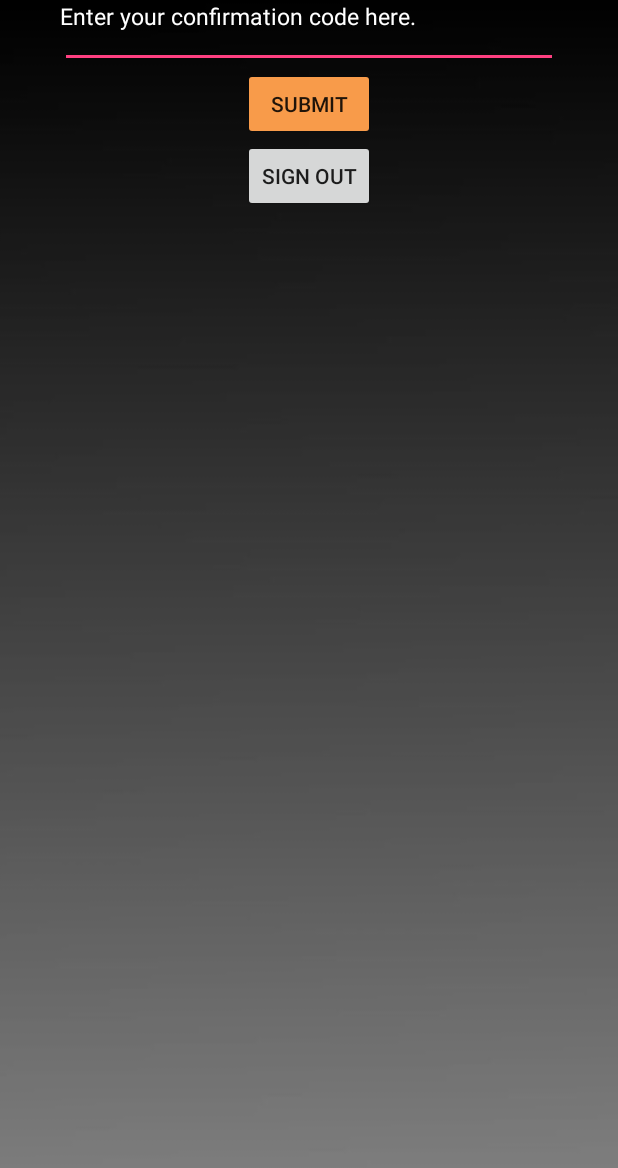
After one commit to ohjay/Floxx, an Android app: the ConfirmationActivity screen opened directly, with no data from a screen before it, on a phone screen of 412 x 824 dp. The commit adds this screen. Shown: the top 1168 px of the screen. Run offline under Robolectric (Android 15) with nearby library versions, the phone set to English and light mode, and no system bars; libraries missing offline, so code that uses them is left out: com.firebase.client.

Commit message:
Email sending works! Hallelujah! Also implemented confirmation screen

```diff
--- /dev/null
+++ b/app/src/main/java/co/floxx/floxx/ConfirmationActivity.java
@@ -0,0 +1,109 @@
+package co.floxx.floxx;
+
+import android.content.Intent;
+import android.os.Bundle;
+import android.support.v7.app.AppCompatActivity;
+import android.util.Log;
+import android.view.View;
+import android.widget.Button;
+import android.widget.EditText;
+import android.widget.Toast;
+
+import com.firebase.client.DataSnapshot;
+import com.firebase.client.Firebase;
+import com.firebase.client.FirebaseError;
+import com.firebase.client.Query;
+import com.firebase.client.ValueEventListener;
+
+import java.util.ArrayList;
+
+public class ConfirmationActivity extends AppCompatActivity {
+
+    @Override
+    public void onBackPressed() {
+        super.onBackPressed();
+        new Firebase("https://floxx.firebaseio.com/").unauth();
+    }
+
+    @Override
+    protected void onCreate(Bundle savedInstanceState) {
+        super.onCreate(savedInstanceState);
+        setContentView(R.layout.activity_confirmation);
+
+        Intent intent = getIntent();
+        final String vcode = intent.getStringExtra("vcode");
+        final String username = intent.getStringExtra("username");
+        final EditText confEntry = (EditText) findViewById(R.id.conf_entry);
+
+        Button submitButton = (Button) findViewById(R.id.conf_submit);
+        submitButton.setOnClickListener(new View.OnClickListener() {
+            public void onClick(View view) {
+                String entry = confEntry.getText().toString();
+                if (entry.toUpperCase().equals(vcode.toUpperCase())) {
+                    // All right! Confirmed :)
+                    Firebase ref = new Firebase("https://floxx.firebaseio.com/");
+                    String uid = ref.getAuth().getUid();
+                    ref.child("status " + uid).setValue("active");
+                    startUserPortal(ref, uid, username);
+                } else {
+                    // Log.wtf...
+                    String msg = "Sorry, that wasn't right. Check your email again for the code!";
+                    Toast.makeText(ConfirmationActivity.this, msg, Toast.LENGTH_LONG).show();
+                }
+            }
+        });
+
+        Button signOutButton = (Button) findViewById(R.id.conf_out);
+        signOutButton.setOnClickListener(new View.OnClickListener() {
+            @Override
+            public void onClick(View v) {
+                new Firebase("https://floxx.firebaseio.com/").unauth();
+                finish();
+            }
+        });
+    }
+
+    private void startUserPortal(final Firebase ref, final String uid, final String username) {
+        Query ongoingRef = ref.child("ongoing");
+        ongoingRef.addListenerForSingleValueEvent(new ValueEventListener() {
+            @Override
+            public void onDataChange(DataSnapshot snapshot) {
+                if (!snapshot.hasChild(uid)) {
+                    // Signal that the user is NOT currently involved in a meetup
+                    Intent intent = new Intent(ConfirmationActivity.this, UserPortalActivity.class);
+                    intent.putExtra("username", username);
+                    startActivity(intent);
+                    finish(); return;
+                }
+
+                // Signal that the user is actually in a meetup already
+                final String meetupId = snapshot.child(uid).getValue().toString();
+                Query meetupsRef = ref.child("meetups").child(meetupId).child("confirmed");
+                meetupsRef.addListenerForSingleValueEvent(new ValueEventListener() {
+                    @Override
+                    public void onDataChange(DataSnapshot snapshot) {
+                        Intermediary.firebaseConfirmed = new ArrayList<String>(
+                                (ArrayList<String>) snapshot.getValue());
+                        Intermediary.firebaseMeetupId = meetupId;
+
+                        Intent intent = new Intent(
+                                ConfirmationActivity.this, UserPortalActivity.class);
+                        intent.putExtra("username", username);
+                        startActivity(intent);
+                        finish();
+                    }
+
+                    @Override
+                    public void onCancelled(FirebaseError firebaseError) {
+                        Log.w("CA – sUP x2", "Read failed: " + firebaseError.getMessage());
+                    }
+                });
+            }
+
+            @Override
+            public void onCancelled(FirebaseError firebaseError) {
+                Log.w("CA – sUP", "Read failed: " + firebaseError.getMessage());
+            }
+        });
+    }
+}
--- /dev/null
+++ b/app/src/main/res/layout/activity_confirmation.xml
@@ -0,0 +1,50 @@
+<?xml version="1.0" encoding="utf-8"?>
+<RelativeLayout xmlns:android="http://schemas.android.com/apk/res/android"
+    xmlns:tools="http://schemas.android.com/tools"
+    android:layout_width="match_parent"
+    android:layout_height="match_parent"
+    tools:context="co.floxx.floxx.ConfirmationActivity">
+
+    <ImageView
+        android:id="@+id/conf_background"
+        android:layout_width="match_parent"
+        android:layout_height="match_parent"
+        android:scaleType="centerCrop"
+        android:src="@drawable/gradient_ii" />
+
+    <TextView
+        android:layout_width="fill_parent"
+        android:layout_height="wrap_content"
+        android:textSize="15sp"
+        android:id="@+id/conf_label"
+        android:layout_marginStart="40dp"
+        android:layout_marginEnd="40dp"
+        android:textColor="#fff"
+        android:labelFor="@+id/conf_entry"
+        android:text="@string/conf_label" />
+
+    <EditText
+        android:layout_width="fill_parent"
+        android:layout_height="wrap_content"
+        android:id="@+id/conf_entry"
+        android:layout_marginStart="40dp"
+        android:layout_marginEnd="40dp"
+        android:inputType="textCapCharacters" />
+
+    <Button
+        android:layout_width="wrap_content"
+        android:layout_height="wrap_content"
+        android:text="@string/conf_submit"
+        android:id="@+id/conf_submit"
+        android:backgroundTint="@color/borange"
+        android:layout_below="@id/conf_entry"
+        android:layout_centerHorizontal="true" />
+
+    <Button
+        android:layout_width="wrap_content"
+        android:layout_height="wrap_content"
+        android:text="@string/conf_out"
+        android:id="@+id/conf_out"
+        android:layout_below="@id/conf_submit"
+        android:layout_centerHorizontal="true" />
+</RelativeLayout>
--- a/app/src/main/res/layout/activity_meetup_portal.xml
+++ b/app/src/main/res/layout/activity_meetup_portal.xml
@@ -79,7 +79,7 @@
         android:layout_below="@+id/meetup_container"
         android:layout_marginTop="15dp"
         android:layout_centerHorizontal="true"
-        android:backgroundTint="@color/bright_green" />
+        android:backgroundTint="@color/borange" />
 
     <Button
         android:layout_width="wrap_content"
--- a/app/src/main/res/values/colors.xml
+++ b/app/src/main/res/values/colors.xml
@@ -5,9 +5,9 @@
     <color name="colorAccent">#FF4081</color>
 
     <color name="black_overlay">#66000000</color>
-    <color name="bright_green">#04f048</color>
     <color name="owen_gold">#FFDE00</color>
     <color name="berkeley_blue">#003A70</color>
+    <color name="borange">#f89b4a</color>
 
     <!-- Android material design colors -->
     <color name="md_red_500">#F44336</color>
--- a/app/src/main/res/values/strings.xml
+++ b/app/src/main/res/values/strings.xml
@@ -43,4 +43,7 @@
     <string name="up_back">Back to user portal</string>
     <string name="invitations">Invitations</string>
     <string name="am_subtext">Last chance to back out, man</string>
+    <string name="conf_label">Enter your confirmation code here.</string>
+    <string name="conf_submit">Submit</string>
+    <string name="conf_out">Sign out</string>
 </resources>
```
Also changed, not shown: app/src/main/AndroidManifest.xml (+13 -8 lines), app/src/main/java/co/floxx/floxx/FirebaseActivity.java (+147 -42 lines), 1 other file.
